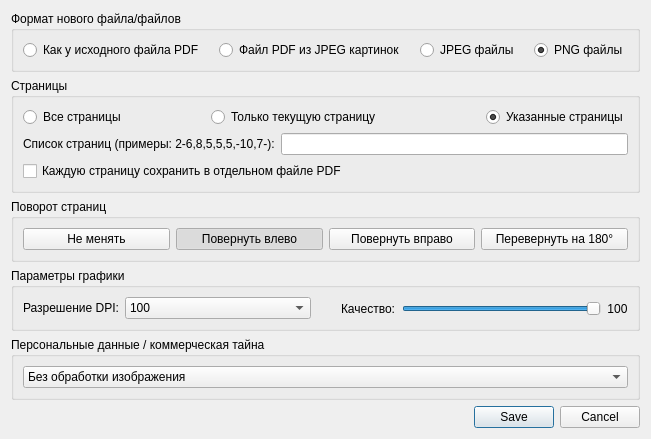
Qt form saveas.ui (Steigan/MiniPDFTools) before a commit.
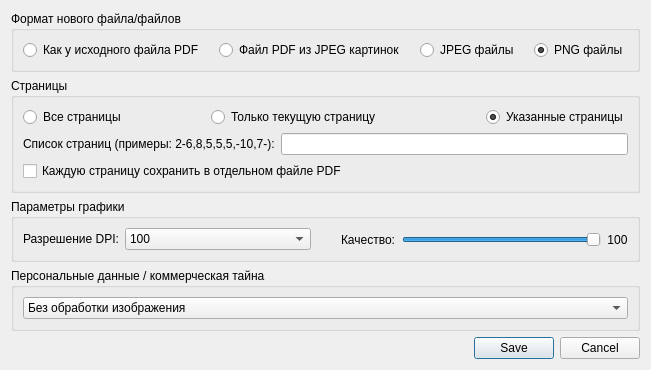
The same form after that commit. Icons and pictures are not drawn.

Diff of the .ui file:
```diff
--- a/saveas.ui
+++ b/saveas.ui
@@ -7,7 +7,7 @@
     <x>0</x>
     <y>0</y>
     <width>694</width>
-    <height>426</height>
+    <height>368</height>
    </rect>
   </property>
   <property name="windowTitle">
@@ -138,102 +138,6 @@
      </layout>
     </widget>
    </item>
-   <item>
-    <widget class="QGroupBox" name="grpRotation">
-     <property name="title">
-      <string>Поворот страниц</string>
-     </property>
-     <layout class="QHBoxLayout" name="horizontalLayout_4">
-      <item>
-       <widget class="QPushButton" name="btnOriginal">
-        <property name="text">
-         <string>Не менять</string>
-        </property>
-        <property name="icon">
-         <iconset resource="resources.qrc">
-          <normaloff>:/icons/images/Pictogrammers-Material-File-File-outline.svg</normaloff>
-          <normalon>:/icons/images/Pictogrammers-Material-File-File-outline_on.svg</normalon>:/icons/images/Pictogrammers-Material-File-File-outline.svg</iconset>
-        </property>
-        <property name="iconSize">
-         <size>
-          <width>20</width>
-          <height>20</height>
-         </size>
-        </property>
-        <property name="checkable">
-         <bool>true</bool>
-        </property>
-       </widget>
-      </item>
-      <item>
-       <widget class="QPushButton" name="btnLeft">
-        <property name="text">
-         <string>Повернуть влево</string>
-        </property>
-        <property name="icon">
-         <iconset resource="resources.qrc">
-          <normaloff>:/icons/images/Pictogrammers-Material-Arrow-Arrow-down-left-bold.svg</normaloff>
-          <normalon>:/icons/images/Pictogrammers-Material-Arrow-Arrow-down-left-bold_on.svg</normalon>:/icons/images/Pictogrammers-Material-Arrow-Arrow-down-left-bold.svg</iconset>
-        </property>
-        <property name="iconSize">
-         <size>
-          <width>20</width>
-          <height>20</height>
-         </size>
-        </property>
-        <property name="checkable">
-         <bool>true</bool>
-        </property>
-        <property name="checked">
-         <bool>true</bool>
-        </property>
-       </widget>
-      </item>
-      <item>
-       <widget class="QPushButton" name="btnRight">
-        <property name="text">
-         <string>Повернуть вправо</string>
-        </property>
-        <property name="icon">
-         <iconset resource="resources.qrc">
-          <normaloff>:/icons/images/Pictogrammers-Material-Arrow-Arrow-down-right-bold.svg</normaloff>
-          <normalon>:/icons/images/Pictogrammers-Material-Arrow-Arrow-down-right-bold_on.svg</normalon>:/icons/images/Pictogrammers-Material-Arrow-Arrow-down-right-bold.svg</iconset>
-        </property>
-        <property name="iconSize">
-         <size>
-          <width>20</width>
-          <height>20</height>
-         </size>
-        </property>
-        <property name="checkable">
-         <bool>true</bool>
-        </property>
-       </widget>
-      </item>
-      <item>
-       <widget class="QPushButton" name="btn180dg">
-        <property name="text">
-         <string>Перевернуть на 180°</string>
-        </property>
-        <property name="icon">
-         <iconset resource="resources.qrc">
-          <normaloff>:/icons/images/Pictogrammers-Material-Arrow-Arrow-u-left-bottom-bold.svg</normaloff>
-          <normalon>:/icons/images/Pictogrammers-Material-Arrow-Arrow-u-left-bottom-bold_on.svg</normalon>:/icons/images/Pictogrammers-Material-Arrow-Arrow-u-left-bottom-bold.svg</iconset>
-        </property>
-        <property name="iconSize">
-         <size>
-          <width>20</width>
-          <height>20</height>
-         </size>
-        </property>
-        <property name="checkable">
-         <bool>true</bool>
-        </property>
-       </widget>
-      </item>
-     </layout>
-    </widget>
-   </item>
    <item>
     <widget class="QGroupBox" name="grpJPEG">
      <property name="title">
```
